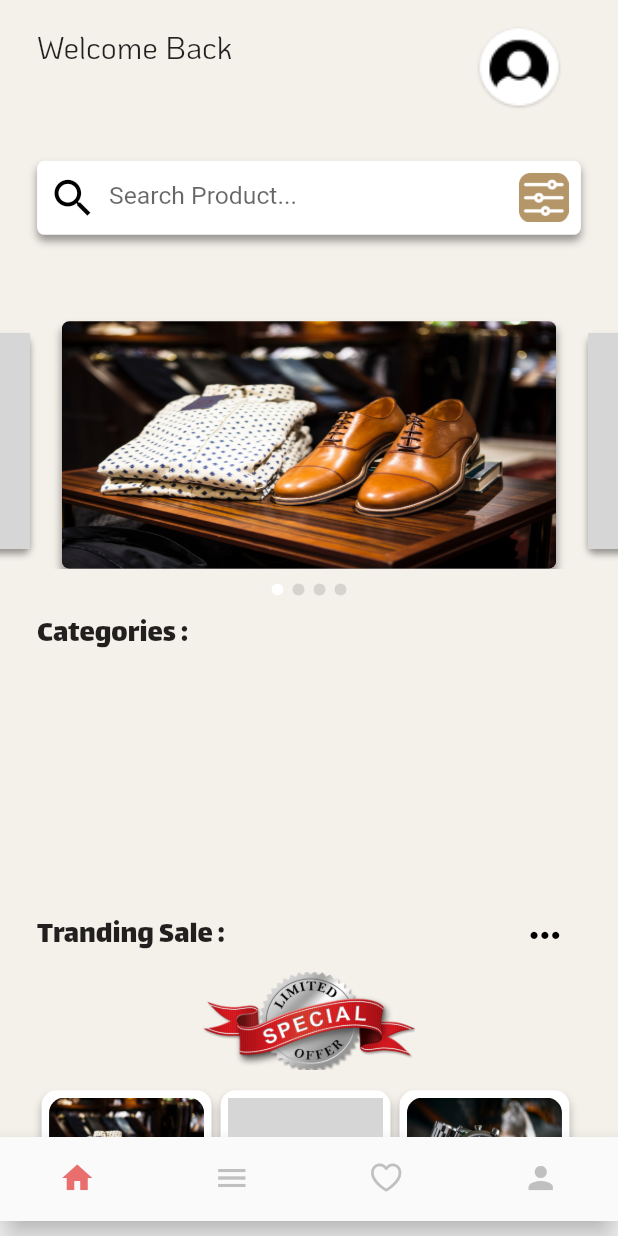
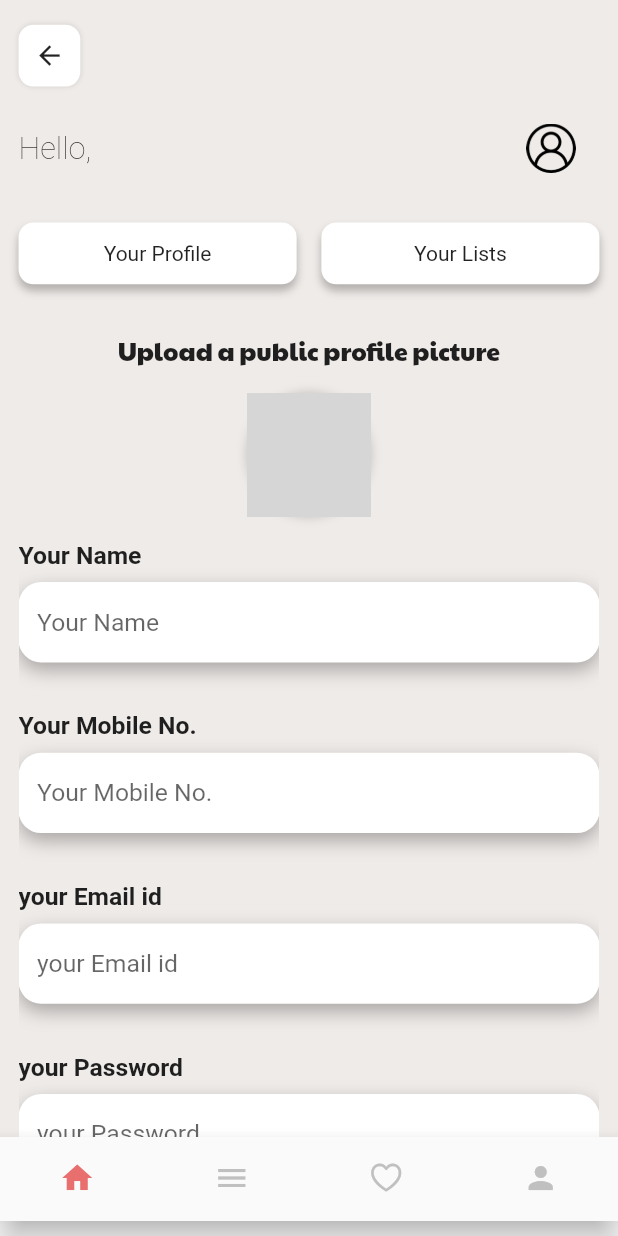
Before and after one commit to MayurDhaduk-2832/market, a Flutter app: the BottomBarView screen opened by its route, swiped to page 4, on a phone screen of 412 x 824 dp. Run offline on Flutter 3.47's test engine with Material 2 defaults, Android fonts, the phone set to English and light mode, and no system bars; drawn by our look-alikes of carousel_slider; our stand-ins replace animated_custom_dropdown, connectivity_plus, device_preview, dio, fluttertoast, get and 3 more; missing offline and left inert: dart:html; accounts and stored records are empty; network calls fail; grey boxes are pictures that could not be loaded.

Commit message:
- working on profile_page almost completed

```diff
--- a/lib/customs/custom_textfield.dart
+++ b/lib/customs/custom_textfield.dart
@@ -7,6 +7,7 @@ class TextFieldCommonWidget extends StatelessWidget {
   TextEditingController? controller;
   late bool? isShowViciblity;
   final String? text;
+  TextInputType? keyboardType;
 
 
   TextFieldCommonWidget({
@@ -16,6 +17,7 @@ class TextFieldCommonWidget extends StatelessWidget {
     this.controller,
     this.isShowViciblity,
     this.text,
+    this.keyboardType
   });
 
   @override
@@ -34,7 +36,7 @@ class TextFieldCommonWidget extends StatelessWidget {
         SizedBox(height: height * 0.01),
         Container(
           alignment: Alignment.center,
-          height: height * 0.055,
+          height: height * 0.065,
           width: width,
           decoration: BoxDecoration(
             color: Colors.white,
@@ -49,7 +51,8 @@ class TextFieldCommonWidget extends StatelessWidget {
           ),
           child: Padding(
             padding:  EdgeInsets.only(left: width * 0.03),
-            child: TextField(controller: controller,cursorColor: Colors.black,
+            child: TextField(controller: controller,cursorColor: Colors.black,obscureText: obscureText ?? false,
+              keyboardType: keyboardType,
               style: TextStyle(fontSize: width * 0.04),
               decoration: InputDecoration(border: InputBorder.none,
                 hintText: hintText ?? "",
--- a/lib/modules/bottom_bar.dart/view/bottom_bar.dart
+++ b/lib/modules/bottom_bar.dart/view/bottom_bar.dart
@@ -2,6 +2,7 @@ import 'package:flutter/cupertino.dart';
 import 'package:flutter/material.dart';
 import 'package:sellproducts/modules/home/view/home_page.dart';
 import 'package:sellproducts/modules/more_product/view/more_products_page.dart';
+import 'package:sellproducts/modules/profile_screen/view/profile_page.dart';
 
 class BottomBarView extends StatefulWidget {
   const BottomBarView({super.key});
@@ -15,7 +16,7 @@ class _BottomBarViewState extends State<BottomBarView> {
     const HomeScreen(),
     const MoreProductsScreen(),
     const HomeScreen(),
-    const HomeScreen(),
+    const ProfileScreen(),
   ];
   PageController pageController = PageController(initialPage: 0);
   int selectedIndex = 0;
--- a/lib/modules/home/view/home_page.dart
+++ b/lib/modules/home/view/home_page.dart
@@ -115,17 +115,6 @@ class _HomeScreenState extends State<HomeScreen> {
                                   fontWeight: FontWeight.w400),
                             )
                           ],
-                        ),
-                        Padding(
-                          padding: EdgeInsets.only(right: width * 0.03),
-                          child: SizedBox(
-                            height: height * 0.07,
-                            width: width * 0.140,
-                            child: Image.asset(
-                              "assets/loginphoto.png",
-                              fit: BoxFit.fill,
-                            ),
-                          ),
                         ),
                       ],
                     ),
--- a/lib/modules/login/view/login_view.dart
+++ b/lib/modules/login/view/login_view.dart
@@ -118,6 +118,10 @@ class _LoginViewState extends State<LoginView> {
                                   "isLoginBussinessId", response?.id ?? "");
                               PrefService.setValue(
                                   "isLoginRole", response?.role ?? "");
+                              PrefService.setValue(
+                                  "isLoginEmail", response?.email ?? "");
+                              PrefService.setValue(
+                                  "isLoginMobile", response?.mobileNumber ?? "");
                               flutterToastBottomGreen(response?.message);
                               loginScreenController.emailController.text = "";
                               loginScreenController.passwordController.text =
--- a/lib/modules/product/view/product_view.dart
+++ b/lib/modules/product/view/product_view.dart
@@ -119,7 +119,7 @@ class _ProductViewState extends State<ProductView> {
                           )
                         ],
                       ),
-                      child: Row(children: [
+                      child: const Row(children: [
                         Expanded(child: Icon(Icons.star,color: Colors.amber,)),
                         Expanded(child: Text("4.9"))
                       ]),
--- /dev/null
+++ b/lib/modules/profile_screen/profile_controller/profile_controller.dart
@@ -0,0 +1,57 @@
+
+// ignore_for_file: invalid_use_of_protected_member
+
+import 'dart:io';
+
+import 'package:flutter/cupertino.dart';
+import 'package:get/get.dart';
+import 'package:get/get_core/src/get_main.dart';
+import 'package:get/get_state_manager/src/simple/get_controllers.dart';
+import 'package:image_picker/image_picker.dart';
+import 'package:sellproducts/constant/pref_service.dart';
+import 'package:sellproducts/constants/locals.g.dart';
+
+class ProfileScreenController extends GetxController{
+
+  dynamic argumentData = Get.arguments;
+  int iSelect = 0;
+  RxInt iSelected = 1.obs;
+  RxBool isSelectedImage = false.obs;
+  XFile? image;
+  File? imageFile;
+  RxList profileList=[
+    LocaleKeys.yourName,
+    LocaleKeys.yourMobileNo,
+    LocaleKeys.yourEmail,
+    LocaleKeys.yourPassword,
+    LocaleKeys.yourAddress,
+  ].obs;
+  final ImagePicker picker = ImagePicker();
+  RxList<TextEditingController> profileController = RxList<TextEditingController>([]);
+
+  // TextEditingController userNameController =TextEditingController();
+  // TextEditingController mobileController =TextEditingController();
+  // TextEditingController emailController =TextEditingController();
+  // TextEditingController passwordController =TextEditingController();
+  // TextEditingController addressController =TextEditingController();
+
+  @override
+  void onInit() {
+    // TODO: implement onInit
+    super.onInit();
+    if (argumentData != null && argumentData is Map<String, dynamic>) {
+      iSelect = argumentData['setIndex'];
+    }
+    profileController.value = List.generate(profileList.length, (index) => TextEditingController());
+    getLoginData();
+  }
+
+  getLoginData()
+  {
+        profileController.value[0].text =PrefService.getString("isLoginName");
+        profileController.value[1].text =PrefService.getString("isLoginMobile");
+        profileController.value[2].text =PrefService.getString("isLoginEmail");
+
+  }
+
+}
--- /dev/null
+++ b/lib/modules/profile_screen/view/profile_page.dart
@@ -0,0 +1,390 @@
+// ignore_for_file: must_be_immutable, invalid_use_of_protected_member
+
+import 'dart:io';
+
+import 'package:flutter/cupertino.dart';
+import 'package:flutter/material.dart';
+import 'package:get/get.dart';
+import 'package:image_picker/image_picker.dart';
+import 'package:sellproducts/constant/pref_service.dart';
+import 'package:sellproducts/constant/utils/size_utils.dart';
+import 'package:sellproducts/constant/utils/text_style_constant.dart';
+import 'package:sellproducts/constants/locals.g.dart';
+import 'package:sellproducts/customs/custom_search_textfield.dart';
+import 'package:sellproducts/customs/custom_textfield.dart';
+import 'package:sellproducts/modules/business/viewmodel/business_insert_viewmodel.dart';
+import 'package:sellproducts/modules/profile_screen/profile_controller/profile_controller.dart';
+import 'package:sellproducts/routes/app_pages.dart';
+
+class ProfileScreen extends StatefulWidget {
+  const ProfileScreen({super.key});
+
+  @override
+  State<ProfileScreen> createState() => _ProfileScreenState();
+}
+
+class _ProfileScreenState extends State<ProfileScreen> {
+  ProfileScreenController profileScreenController = Get.put(ProfileScreenController());
+  @override
+  Widget build(BuildContext context) {
+    final height = MediaQuery.of(context).size.height;
+    final width = MediaQuery.of(context).size.width;
+    return Scaffold(
+      backgroundColor:Colors.brown.shade50,
+      resizeToAvoidBottomInset: false,
+      body: SafeArea(
+        child: Container(
+          height: height,
+          width: width,
+          color:   Colors.brown.shade50,
+          child: Padding(
+            padding: EdgeInsets.only(top: height * 0.02),
+            child: Padding(
+              padding:  EdgeInsets.only(left: width * 0.03,right: width * 0.03),
+              child: Column(crossAxisAlignment: CrossAxisAlignment.start,children: [
+                GestureDetector(
+                  onTap: () {
+                    Get.back();
+                  },
+                  child: Container(
+                    height: height * 0.05,
+                    width: height * 0.05,
+                    decoration: BoxDecoration(
+                        color: Colors.white,
+                        borderRadius: BorderRadius.circular(10),
+                        boxShadow: [
+                          BoxShadow(
+                              color: Colors.black.withOpacity(0.1),
+                              blurRadius: 2)
+                        ]),
+                    child:  Icon(Icons.arrow_back,size: width * 0.05,),
+                  ),
+                ),
+                SizedBox(height: height * 0.03,),
+                Row(
+                  children: [
+                    Expanded(
+                      child: Text(
+                        "Hello,",
+                        style: TextStyle(
+                            fontSize: width * 0.05,
+                            fontWeight: FontWeight.w200),
+                      ),
+                    ),
+                    Expanded(
+                      child: Text(
+                        PrefService.getString("isLoginName"),
+                        style: TextStyle(
+                            fontSize: width * 0.05,
+                            fontFamily: "PaytoneOne",
+                            fontWeight: FontWeight.w400),
+                      ),
+                    ),
+                    Spacer(),
+                    Spacer(),
+                    Spacer(),
+                    Expanded(
+                      child: Image.asset(
+                        "assets/User.png",
+                        height: height * 0.04,
+                      ),
+                    ),
+                  ],
+                ),
+                SizedBox(height: height * 0.04,),
+                Row(
+                  children: [
+                    Expanded(
+                      child: GestureDetector(
+                        onTap: () {
+                          profileScreenController.iSelected.value = 1;
+                        },
+                        child: Container(alignment: Alignment.center,height: height * 0.05,decoration: BoxDecoration(
+                          borderRadius: BorderRadius.circular(10),
+                          color: Colors.white,
+                          boxShadow:  [
+                            BoxShadow(
+                                spreadRadius: 0,
+                                // blurStyle: BlurStyle.outer,
+                                offset: Offset(0, 4),
+                                color: Colors.black.withOpacity(0.25),
+                                blurRadius: 4
+                            )
+                          ],
+                        ),
+                          child: Text(LocaleKeys.yourProfile)
+                        ),
+                      ),
+                    ),
+                    SizedBox(width: width * 0.04,),
+                    Expanded(
+                      child: GestureDetector(
+                        onTap: () {
+                          profileScreenController.iSelected.value = 2;
+                        },
+                        child: Container(alignment: Alignment.center,height: height * 0.05,decoration: BoxDecoration(
+                          borderRadius: BorderRadius.circular(10),
+                          color: Colors.white,
+                          boxShadow:  [
+                            BoxShadow(
+                                spreadRadius: 0,
+                                // blurStyle: BlurStyle.outer,
+                                offset: Offset(0, 4),
+                                color: Colors.black.withOpacity(0.25),
+                                blurRadius: 4
+                            )
+                          ],
+                        ),
+                          child: Text(LocaleKeys.yourLists)
+                        ),
+                      ),
+                    ),
+                  ],
+                ),
+          Obx(() =>   profileScreenController.iSelected.value == 1?
+          Expanded(
+            child: Column(children: [
+              SizedBox(height: height * 0.04,),
+              Center(
+                child: Text(
+                  LocaleKeys.uploadProfilePicture,
+                  style: TextStyle(
+                      fontSize: width * 0.04,
+                      fontFamily: "PaytoneOne",
+                      fontWeight: FontWeight.w400),
+                ),
+              ),
+              SizedBox(height: height * 0.02,),
+              Center(
+                child: GestureDetector(
+                  onTap: () {
+                    showSelectImage(context);
+                  },
+                  child: Container(
+                    height: height * 0.1,
+                    width: height * 0.1,
+                    decoration: BoxDecoration(
+                        color: Colors.white,
+                        boxShadow: [
+                          BoxShadow(
+                            color: Colors.black.withOpacity(0.2),
+                            blurRadius: 5,
+                          )
+                        ],
+                        borderRadius: BorderRadius.circular(height * 0.075)),
+                    child:Obx(() =>  (profileScreenController.isSelectedImage.value == true)
+                        ? CircleAvatar(
+                        backgroundColor: Colors.white,
+                        backgroundImage: FileImage(File(profileScreenController.image?.path ?? "")))
+                        : Image.asset(
+                      "assets/profileUser.png",
+                      height: height * 0.04,
+                    ),)
+                  ),
+                ),
+              ),
+              Expanded(child: ListView.builder(physics: BouncingScrollPhysics(),itemCount: profileScreenController.profileList.length,itemBuilder: (context, index) {
+                  return Column(children: [
+                    SizedBox(height: height * 0.02,),
+                    Obx(
+                    ()=> TextFieldCommonWidget(
+                        obscureText: index == 3 ? true:false,
+                        keyboardType: index == 1 ? TextInputType.number:TextInputType.text,
+                        text: profileScreenController.profileList.value[index],
+                        hintText: profileScreenController.profileList.value[index],
+                        controller: profileScreenController.profileController.value[index],
+                      ),
+                    ),
+                    SizedBox(height: height * 0.02,)
+                  ],);
+                },),
+              )
+             //  TextFieldCommonWidget(
+             //      text: LocaleKeys.yourName,
+             //      hintText: LocaleKeys.yourName,
+             // controller: profileScreenController.userNameController,
+             //  ),
+             //  SizedBox(height: height * 0.02,),
+             //  TextFieldCommonWidget(
+             //    text: LocaleKeys.yourMobileNo,
+             //    hintText: LocaleKeys.yourMobileNo,
+             //    controller: profileScreenController.mobileController,
+             //  ),
+             //  SizedBox(height: height * 0.02,),
+             //  TextFieldCommonWidget(
+             //    text: LocaleKeys.yourEmail,
+             //    hintText: LocaleKeys.yourEmail,
+             //    controller: profileScreenController.emailController,
+             //  ),
+             //  SizedBox(height: height * 0.02,),
+             //  TextFieldCommonWidget(
+             //    text: LocaleKeys.yourAddress,
+             //    hintText: LocaleKeys.yourAddress,
+             //    controller: profileScreenController.passwordController,
+             //  ),
+             //  SizedBox(height: height * 0.02,),
+             //  TextFieldCommonWidget(
+             //    text: LocaleKeys.yourPassword,
+             //    hintText: LocaleKeys.yourPassword,
+             //    controller: profileScreenController.addressController,
+             //  ),
+            ],),
+          ):SizedBox())
+
+            ],),
+            )
+          ),
+        ),
+      ),
+    );
+  }
+  showSelectImage(BuildContext context) {
+    showDialog(
+      context: context,
+      builder: (context) {
+        return SimpleDialog(
+          backgroundColor:  Colors.brown.shade50,
+          alignment: Alignment.center,
+          children: [
+            Row(
+              children: [
+                Expanded(
+                  child: GestureDetector(
+                    onTap: () {
+                      Get.back();
+                    },
+                    child: Container(
+                      height: height * 0.05,
+                      width: width * 0.05,
+                      margin: EdgeInsets.only(
+                          bottom: height * 0.02, left: width * 0.02),
+                      decoration: BoxDecoration(
+                        color: Colors.white,
+                        borderRadius: BorderRadius.circular(10),
+                        boxShadow: [
+                          BoxShadow(
+                              color: Colors.black.withOpacity(0.2),
+                              blurRadius: 4)
+                        ],
+                      ),
+                      child: const Icon(
+                        Icons.arrow_back_rounded,
+                        color: Colors.black,
+                      ),
+                    ),
+                  ),
+                ),
+                const Spacer(
+                  flex: 5,
+                )
+              ],
+            ),
+            Center(
+              child: Container(
+                height: height * 0.09,
+                width: height * 0.09,
+                decoration: BoxDecoration(
+                    color: Colors.white,
+                    boxShadow: [
+                      BoxShadow(
+                        color: Colors.black.withOpacity(0.2),
+                        blurRadius: 5,
+                      )
+                    ],
+                    borderRadius: BorderRadius.circular(height * 0.075)),
+                child: Obx(() => (profileScreenController.isSelectedImage.value == true)
+                    ? CircleAvatar(
+                    backgroundColor: Colors.white,
+                    backgroundImage: FileImage(File(profileScreenController.image?.path ?? "")))
+                    : Image.asset(
+                  "assets/profileUser.png",
+                  height: height * 0.04,
+                ),)
+              ),
+            ),
+            SizedBox(
+              height: height * 0.01,
+            ),
+            const Align(
+              alignment: Alignment.center,
+              child: Text(
+                "Select camara & gallery",
+                style: TextStyle(
+                    color: Colors.black,
+                    fontSize: 20,
+                    fontWeight: FontWeight.w500),
+              ),
+            ),
+            SizedBox(
+              height: height * 0.01,
+            ),
+            Row(
+              children: [
+                Expanded(
+                  child: GestureDetector(
+                    onTap: () async {
+                      Get.back();
+                      profileScreenController.image =
+                      await profileScreenController.picker.pickImage(source: ImageSource.camera);
+                      profileScreenController.isSelectedImage.value = true;
+                      setState(() {
+
+                      });
+                    },
+                    child: Container(
+                      height: height * 0.060,
+                      width: width * 0.280,
+                      alignment: Alignment.center,
+                      margin: const EdgeInsets.symmetric(
+                          vertical: 15, horizontal: 20),
+                      decoration: BoxDecoration(
+                          color: Colors.white,
+                          borderRadius: BorderRadius.circular(25),
+                          boxShadow: [
+                            BoxShadow(
+                                color: Colors.black.withOpacity(0.3),
+                                blurRadius: 10,
+                                offset: const Offset(0, 5))
+                          ]),
+                      child: Text("Camera", style: openPopButtonStyle),
+                    ),
+                  ),
+                ),
+                Expanded(
+                  child: GestureDetector(
+                    onTap: () async {
+                      Get.back();
+                      profileScreenController.image =
+                      await profileScreenController.picker.pickImage(source: ImageSource.gallery);
+                      profileScreenController.isSelectedImage.value = true;
+                      setState(() {
+
+                      });
+                    },
+                    child: Container(
+                      height: height * 0.060,
+                      width: width * 0.280,
+                      alignment: Alignment.center,
+                      margin: const EdgeInsets.symmetric(
+                          vertical: 15, horizontal: 20),
+                      decoration: BoxDecoration(
+                          color: Colors.white,
+                          borderRadius: BorderRadius.circular(25),
+                          boxShadow: [
+                            BoxShadow(
+                                color: Colors.black.withOpacity(0.3),
+                                blurRadius: 10,
+                                offset: const Offset(0, 5))
+                          ]),
+                      child: Text("Gallery", style: openPopButtonStyle),
+                    ),
+                  ),
+                )
+              ],
+            )
+          ],
+        );
+      },
+    );
+  }
+}
--- a/lib/modules/splash/view/splash_view.dart
+++ b/lib/modules/splash/view/splash_view.dart
@@ -27,7 +27,7 @@ class _SplashViewState extends State<SplashView> {
       const Duration(seconds: 3),
       () {
         (isLogin ?? false)
-            ? Get.offAndToNamed(Routes.HOME_VIEW)
+            ? Get.offAndToNamed(Routes.BOTTOM_VIEW)
             : Get.offAndToNamed(Routes.SELECT_VIEW);
       },
     );
```
Also changed, not shown: lib/modules/profile_screen/viewmodel/home_page_viewmodel.dart (added, +43 -0 lines), assets/User.png (added), lib/constants/locals.g.dart.
